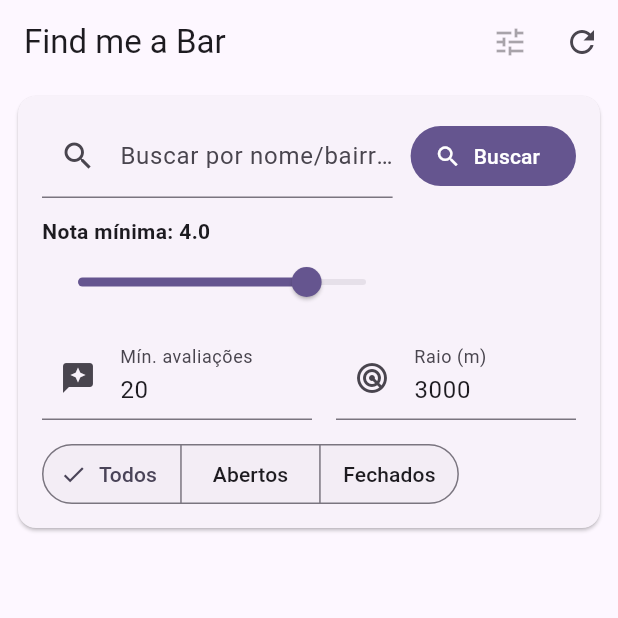
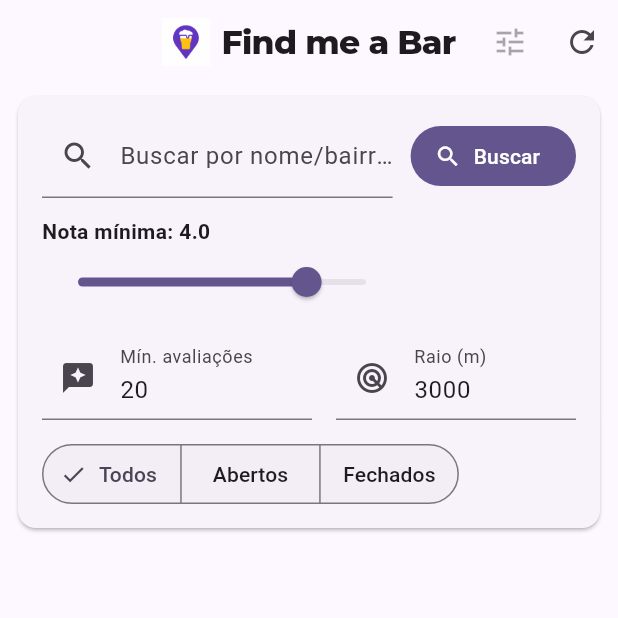
Before and after one commit to ViniciusLimaSilva/FindMeABar, a Flutter app: the screen it shows after launch, on a phone screen of 412 x 824 dp, the top half of it. Run offline on Flutter 3.47's test engine with Material 3 defaults, Android fonts, the phone set to English and light mode, and no system bars; our stand-ins replace geolocator, google_fonts.

Commit message:
atualizacão de foto no app e centralizacao de logo e nome do app

```diff
--- a/lib/main.dart
+++ b/lib/main.dart
@@ -4,16 +4,17 @@ import 'package:flutter/services.dart';
 import 'package:http/http.dart' as http;
 import 'package:geolocator/geolocator.dart';
 import 'package:url_launcher/url_launcher.dart';
+import 'package:google_fonts/google_fonts.dart';
 
 void main() {
   WidgetsFlutterBinding.ensureInitialized();
   runApp(const BarsApp());
 }
 
-/// Emulador Android → 10.0.2.2 | Celular físico → IP da sua máquina
-///const String baseUrl = 'http://10.0.2.2:8000'; ///  emulador
-
-const String baseUrl = 'http://192.168.1.10:8000';
+/// Mude aqui conforme o dispositivo que estiver usando:
+const String baseUrl = 'http://10.0.2.2:8000'; // Para o Emulador (ATIVO)
+/// const String baseUrl = 'http://192.168.1.24:8000'; // Seu IP ATUAL
+/// const String baseUrl = 'http://192.168.1.10:8000'; // IP Antigo
 
 ///  celular
 ///
@@ -419,7 +420,23 @@ class _HomePageState extends State<HomePage> {
 
     return Scaffold(
       appBar: AppBar(
-        title: const Text('Find me a Bar'),
+        centerTitle: true,
+        title: Row(
+          mainAxisSize: MainAxisSize.min,
+          children: [
+            Image.asset('assets/icon.png', height: 32),
+            const SizedBox(width: 8),
+            Text(
+              'Find me a Bar',
+              style: GoogleFonts.montserrat(
+                fontWeight: FontWeight.w800,
+                fontSize: 22,
+                letterSpacing: -0.5,
+                color: cs.onSurface,
+              ),
+            ),
+          ],
+        ),
         actions: [
           IconButton(
             tooltip: 'Filtros',
@@ -455,6 +472,12 @@ class _HomePageState extends State<HomePage> {
             final mapsUrl = it['mapsUrl']?.toString();
             final open = it['openNow'] == true;
 
+            // Ajuste para fotos com caminho relativo e limpeza de caracteres invisíveis (\n, espaços)
+            String? fullPhotoPath = photo?.replaceAll(RegExp(r'\s+'), '');
+            if (fullPhotoPath != null && fullPhotoPath.startsWith('/')) {
+              fullPhotoPath = '$baseUrl$fullPhotoPath';
+            }
+
             return Padding(
               padding: const EdgeInsets.symmetric(horizontal: 12, vertical: 6),
               child: Material(
@@ -466,23 +489,26 @@ class _HomePageState extends State<HomePage> {
                   child: Row(
                     crossAxisAlignment: CrossAxisAlignment.start,
                     children: [
-                      if (photo != null)
+                      if (fullPhotoPath != null)
                         ClipRRect(
                           borderRadius: const BorderRadius.only(
                             topLeft: Radius.circular(16),
                             bottomLeft: Radius.circular(16),
                           ),
                           child: Image.network(
-                            photo,
+                            fullPhotoPath,
                             width: 120,
                             height: 120,
                             fit: BoxFit.cover,
-                            errorBuilder: (_, __, ___) => Container(
-                              width: 120,
-                              height: 120,
-                              color: cs.surfaceVariant,
-                              child: const Icon(Icons.image_not_supported),
-                            ),
+                            errorBuilder: (context, error, stackTrace) {
+                              debugPrint('Erro ao carregar imagem: $error');
+                              return Container(
+                                width: 120,
+                                height: 120,
+                                color: cs.surfaceVariant,
+                                child: const Icon(Icons.image_not_supported),
+                              );
+                            },
                           ),
                         )
                       else
--- a/pubspec.yaml
+++ b/pubspec.yaml
@@ -13,6 +13,7 @@ dependencies:
   geolocator: ^12.0.0
   url_launcher: ^6.3.0
   flutter_launcher_icons: ^0.14.1
+  google_fonts: ^8.1.0
 
 flutter_icons:
   android: true
```
Also changed, not shown: pubspec.lock, 4 other files.
